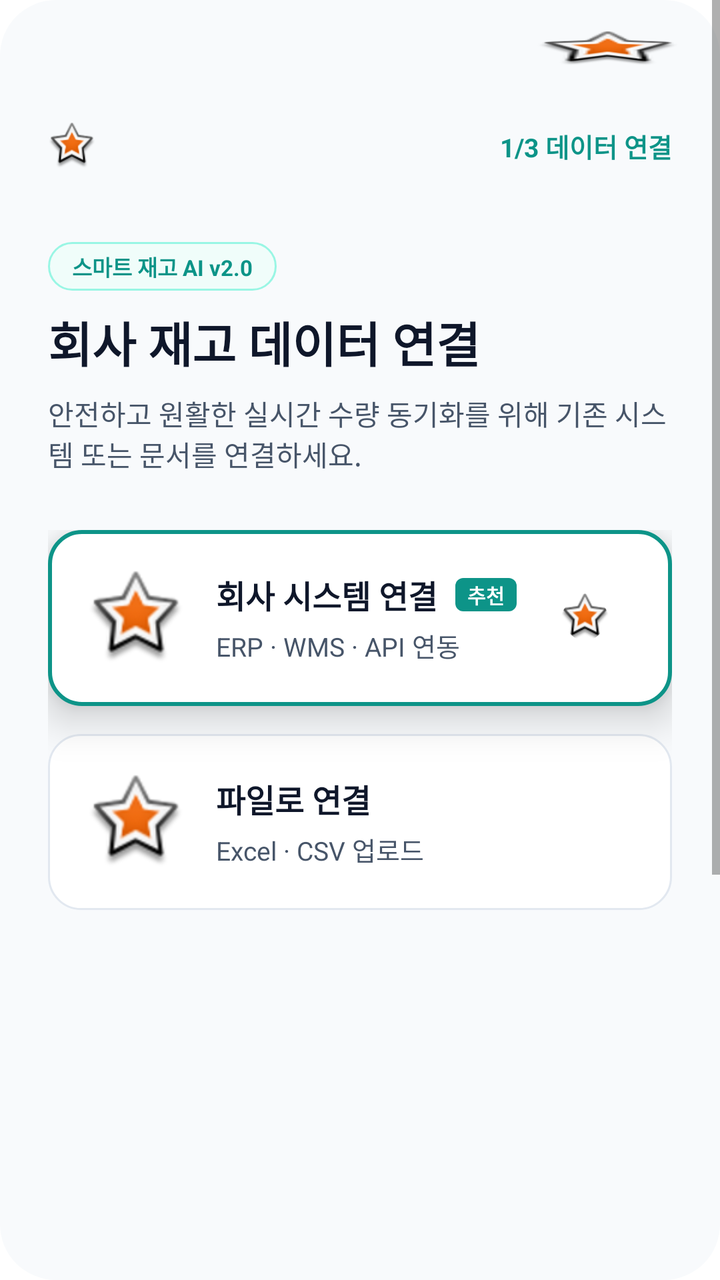
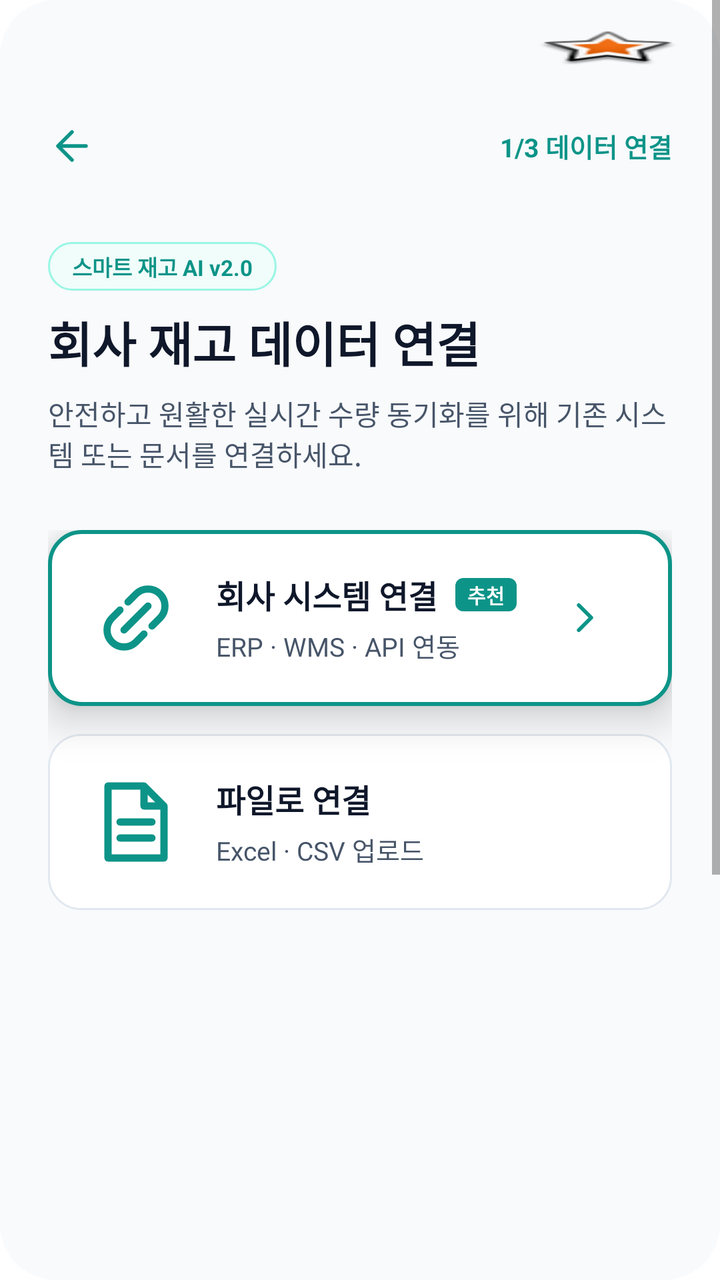

Before-and-after screenshots of an Android layout around one commit, followed by the original layout XML and the change that was made.
<!-- AndroidManifest.xml: application theme Theme.MaterialComponents.DayNight.NoActionBar -->
<!-- res/layout/activity_data_connection_select2.xml -->
<LinearLayout 
	xmlns:android="http://schemas.android.com/apk/res/android"
	xmlns:tools="http://schemas.android.com/tools"
	xmlns:app="http://schemas.android.com/apk/res-auto"
	android:background="#FFFFFF"
	android:orientation="vertical"
	android:layout_width="match_parent"
	android:layout_height="match_parent">
	<ScrollView 
		android:id="@+id/r5zo5mlavfx5"
		android:layout_width="match_parent"
		android:layout_height="wrap_content"
		android:layout_weight="1"
		android:background="@drawable/cr28bf8fafc">
		<LinearLayout
			android:layout_width="match_parent"
			android:layout_height="match_parent"
			android:orientation="vertical">
			<LinearLayout
				android:id="@+id/rz2tk5v09epe"
				android:layout_width="match_parent"
				android:layout_height="wrap_content"
				android:layout_marginBottom="24dp"
				android:orientation="vertical">
				<LinearLayout
					android:id="@+id/rq8p4ko7kayb"
					android:layout_width="match_parent"
					android:layout_height="wrap_content"
					android:gravity="center_vertical"
					android:paddingVertical="15dp"
					android:paddingHorizontal="20dp"
					android:orientation="horizontal">
					<TextView
						android:id="@+id/rupk9r3rivqd"
						android:textColor="#0F172A"
						android:textSize="14sp"
						android:textStyle="bold"
						android:layout_height="wrap_content"
						android:layout_width="wrap_content"
						android:text=""
					/>
					<View
						android:layout_width="0dp"
						android:layout_height="0dp"
						android:layout_weight="1"
					 />
					<ImageView
						android:id="@+id/roqjl3fijkkk"
						android:layout_width="72dp"
						android:layout_height="18dp"
						android:src="@android:drawable/star_big_on"
						android:scaleType="fitXY"
					/>
				</LinearLayout>
				<LinearLayout
					android:id="@+id/rku8kc8jmzih"
					android:layout_width="match_parent"
					android:layout_height="wrap_content"
					android:gravity="center_vertical"
					android:paddingVertical="12dp"
					android:paddingHorizontal="24dp"
					android:orientation="horizontal">
					<ImageView
						android:id="@+id/r9ewee5t9u94"
						android:layout_width="24dp"
						android:layout_height="24dp"
						android:src="@android:drawable/star_big_on"
						android:scaleType="fitXY"
					/>
					<View
						android:layout_width="0dp"
						android:layout_height="0dp"
						android:layout_weight="1"
					 />
					<TextView
						android:id="@+id/rfgxqmvcabv5"
						android:textColor="#0D9488"
						android:textSize="13sp"
						android:textStyle="bold"
						android:layout_height="wrap_content"
						android:layout_width="wrap_content"
						android:text="1/3 데이터 연결"
					/>
				</LinearLayout>
			</LinearLayout>
			<LinearLayout
				android:id="@+id/rfy957gkaj4o"
				android:layout_width="match_parent"
				android:layout_height="wrap_content"
				android:layout_marginBottom="28dp"
				android:layout_marginHorizontal="24dp"
				android:orientation="vertical">
				<LinearLayout
					android:id="@+id/rprsxvofi0e"
					android:layout_width="wrap_content"
					android:layout_height="wrap_content"
					android:background="@drawable/s99f6e4sw1cr100bf0fdfa"
					android:paddingVertical="4dp"
					android:paddingHorizontal="12dp"
					android:layout_marginBottom="8dp"
					android:orientation="vertical">
					<TextView
						android:id="@+id/ruxc1m6ctex"
						android:textColor="#0D9488"
						android:textSize="11sp"
						android:textStyle="bold"
						android:layout_height="wrap_content"
						android:layout_width="wrap_content"
						android:text="스마트 재고 AI v2.0"
					/>
				</LinearLayout>
				<TextView
					android:id="@+id/r15g4gpfrooc"
					android:textColor="#0F172A"
					android:textSize="24sp"
					android:textStyle="bold"
					android:layout_marginBottom="8dp"
					android:layout_height="wrap_content"
					android:layout_width="wrap_content"
					android:text="회사 재고 데이터 연결"
				/>
				<TextView
					android:id="@+id/r8g5crq6y6xv"
					android:textColor="#475569"
					android:textSize="14sp"
					android:layout_height="wrap_content"
					android:layout_width="match_parent"
					android:layout_weight="1"
					android:text="안전하고 원활한 실시간 수량 동기화를 위해 기존 시스템 또는 문서를 연결하세요."
				/>
			</LinearLayout>
			<LinearLayout
				android:id="@+id/rw2ju03ac1jo"
				android:layout_width="match_parent"
				android:layout_height="wrap_content"
				android:layout_marginBottom="432dp"
				android:layout_marginHorizontal="24dp"
				android:orientation="vertical">
				<LinearLayout
					android:id="@+id/rv4ceudrmhrc"
					android:layout_width="match_parent"
					android:layout_height="wrap_content"
					android:gravity="center_vertical"
					android:background="@drawable/s0d9488sw2cr16bffffff"
					android:padding="20dp"
					android:layout_marginBottom="14dp"
					android:elevation="12dp"
					android:orientation="horizontal">
					<com.google.android.material.imageview.ShapeableImageView
						android:id="@+id/rieqsaqrbz4b"
						app:shapeAppearanceOverlay="@style/cr12"
						android:layout_width="48dp"
						android:layout_height="48dp"
						android:layout_marginEnd="16dp"
						android:src="@android:drawable/star_big_on"
						android:scaleType="fitXY"
					/>
					<LinearLayout
						android:id="@+id/rt10gmzxf5s8"
						android:layout_width="0dp"
						android:layout_height="wrap_content"
						android:layout_weight="1"
						android:gravity="center_vertical"
						android:orientation="horizontal">
						<LinearLayout
							android:id="@+id/r0mudn6sjavzf"
							android:layout_width="wrap_content"
							android:layout_height="wrap_content"
							android:orientation="vertical">
							<LinearLayout
								android:id="@+id/rojr8zm1lcr"
								android:layout_width="wrap_content"
								android:layout_height="wrap_content"
								android:gravity="center_vertical"
								android:layout_marginBottom="4dp"
								android:orientation="horizontal">
								<TextView
									android:id="@+id/rz56hvb8uvga"
									android:textColor="#0F172A"
									android:textSize="16sp"
									android:textStyle="bold"
									android:layout_marginEnd="9dp"
									android:layout_height="wrap_content"
									android:layout_width="wrap_content"
									android:text="회사 시스템 연결"
								/>
								<LinearLayout
									android:id="@+id/ri68d4eq1oto"
									android:layout_width="wrap_content"
									android:layout_height="wrap_content"
									android:background="@drawable/cr4b0d9488"
									android:paddingVertical="1dp"
									android:paddingHorizontal="6dp"
									android:orientation="vertical">
									<TextView
										android:id="@+id/rx968lvt76ma"
										android:textColor="#FFFFFF"
										android:textSize="10sp"
										android:textStyle="bold"
										android:layout_height="wrap_content"
										android:layout_width="wrap_content"
										android:text="추천"
									/>
								</LinearLayout>
							</LinearLayout>
							<TextView
								android:id="@+id/rtsfmyfv2ued"
								android:textColor="#475569"
								android:textSize="13sp"
								android:layout_marginEnd="24dp"
								android:layout_height="wrap_content"
								android:layout_width="wrap_content"
								android:text="ERP · WMS · API 연동"
							/>
						</LinearLayout>
						<View
							android:layout_width="0dp"
							android:layout_height="0dp"
							android:layout_weight="1"
						 />
						<com.google.android.material.imageview.ShapeableImageView
							android:id="@+id/ro0aoom1vzw"
							app:shapeAppearanceOverlay="@style/cr16"
							android:layout_width="25dp"
							android:layout_height="25dp"
							android:layout_marginEnd="11dp"
							android:src="@android:drawable/star_big_on"
							android:scaleType="fitXY"
						/>
					</LinearLayout>
				</LinearLayout>
				<LinearLayout
					android:id="@+id/rnqaupxu0dg"
					android:layout_width="match_parent"
					android:layout_height="wrap_content"
					android:gravity="center_vertical"
					android:background="@drawable/se2e8f0sw1cr16bffffff"
					android:padding="20dp"
					android:orientation="horizontal">
					<com.google.android.material.imageview.ShapeableImageView
						android:id="@+id/rqgdcnmkk73"
						app:shapeAppearanceOverlay="@style/cr12"
						android:layout_width="48dp"
						android:layout_height="48dp"
						android:layout_marginEnd="16dp"
						android:src="@android:drawable/star_big_on"
						android:scaleType="fitXY"
					/>
					<LinearLayout
						android:id="@+id/r6ilgd08vm5v"
						android:layout_width="0dp"
						android:layout_height="wrap_content"
						android:layout_weight="1"
						android:orientation="vertical">
						<TextView
							android:id="@+id/r5sknmhlnh3l"
							android:textColor="#0F172A"
							android:textSize="16sp"
							android:textStyle="bold"
							android:layout_marginBottom="4dp"
							android:layout_height="wrap_content"
							android:layout_width="wrap_content"
							android:text="파일로 연결"
						/>
						<TextView
							android:id="@+id/rs2y3a3lehsd"
							android:textColor="#475569"
							android:textSize="13sp"
							android:layout_height="wrap_content"
							android:layout_width="wrap_content"
							android:text="Excel · CSV 업로드"
						/>
					</LinearLayout>
				</LinearLayout>
			</LinearLayout>
			<LinearLayout
				android:id="@+id/rws2eahq6tv"
				android:layout_width="match_parent"
				android:layout_height="wrap_content"
				android:gravity="center_horizontal"
				android:paddingBottom="32dp"
				android:orientation="vertical">
				<TextView
					android:id="@+id/rf6v5codim2"
					android:textColor="#94A3B8"
					android:textSize="12sp"
					android:layout_height="wrap_content"
					android:layout_width="wrap_content"
					android:text="이미 연결을 완료한 경우 다음 로그인부터 이 과정은 생략됩니다."
				/>
			</LinearLayout>
		</LinearLayout>
	</ScrollView>
</LinearLayout>
<!-- resources referenced by this layout -->
<resources>
  <!-- drawable cr28bf8fafc (drawable) -->
  <?xml version="1.0" encoding="UTF-8"?>
  <shape
  	xmlns:android="http://schemas.android.com/apk/res/android">
  	<solid
  		android:color="#F8FAFC"
  	/>
  	<corners
  		android:radius="28dp"
  	/>      
  </shape>
  <!-- drawable cr4b0d9488 (drawable) -->
  <?xml version="1.0" encoding="UTF-8"?>
  <shape
  	xmlns:android="http://schemas.android.com/apk/res/android">
  	<solid
  		android:color="#0D9488"
  	/>
  	<corners
  		android:radius="4dp"
  	/>      
  </shape>
  <!-- drawable s0d9488sw2cr16bffffff (drawable) -->
  <?xml version="1.0" encoding="UTF-8"?>
  <shape
  	xmlns:android="http://schemas.android.com/apk/res/android">
  	<solid
  		android:color="#FFFFFF"
  	/>
  	<stroke
  		android:color="#0D9488"
  		android:width="2dp"
  	/>       
  	<corners
  		android:radius="16dp"
  	/>      
  </shape>
  <!-- drawable s99f6e4sw1cr100bf0fdfa (drawable) -->
  <?xml version="1.0" encoding="UTF-8"?>
  <shape
  	xmlns:android="http://schemas.android.com/apk/res/android">
  	<solid
  		android:color="#F0FDFA"
  	/>
  	<stroke
  		android:color="#99F6E4"
  		android:width="1dp"
  	/>       
  	<corners
  		android:radius="100dp"
  	/>      
  </shape>
  <!-- drawable se2e8f0sw1cr16bffffff (drawable) -->
  <?xml version="1.0" encoding="UTF-8"?>
  <shape
  	xmlns:android="http://schemas.android.com/apk/res/android">
  	<solid
  		android:color="#FFFFFF"
  	/>
  	<stroke
  		android:color="#E2E8F0"
  		android:width="1dp"
  	/>       
  	<corners
  		android:radius="16dp"
  	/>      
  </shape>
  <style name="cr12">
  		<item name="cornerSize">12dp</item>
  	</style>
  <style name="cr16">
  		<item name="cornerSize">16dp</item>
  	</style>
</resources>

<!-- the commit's change to res/layout/activity_data_connection_select2.xml (unified diff, before → after) -->
@@ -64,8 +64,8 @@
 						android:id="@+id/r9ewee5t9u94"
 						android:layout_width="24dp"
 						android:layout_height="24dp"
-						android:src="@android:drawable/star_big_on"
-						android:scaleType="fitXY"
+						android:src="@drawable/ic_inven_back"
+						android:scaleType="fitCenter"
 					/>
 					<View
 						android:layout_width="0dp"
@@ -152,8 +152,8 @@
 						android:layout_width="48dp"
 						android:layout_height="48dp"
 						android:layout_marginEnd="16dp"
-						android:src="@android:drawable/star_big_on"
-						android:scaleType="fitXY"
+						android:src="@drawable/ic_inven_link"
+						android:scaleType="fitCenter"
 					/>
 					<LinearLayout
 						android:id="@+id/rt10gmzxf5s8"
@@ -224,8 +224,8 @@
 							android:layout_width="25dp"
 							android:layout_height="25dp"
 							android:layout_marginEnd="11dp"
-							android:src="@android:drawable/star_big_on"
-							android:scaleType="fitXY"
+							android:src="@drawable/ic_inven_chevron_right"
+							android:scaleType="fitCenter"
 						/>
 					</LinearLayout>
 				</LinearLayout>
@@ -243,8 +243,8 @@
 						android:layout_width="48dp"
 						android:layout_height="48dp"
 						android:layout_marginEnd="16dp"
-						android:src="@android:drawable/star_big_on"
-						android:scaleType="fitXY"
+						android:src="@drawable/ic_inven_file"
+						android:scaleType="fitCenter"
 					/>
 					<LinearLayout
 						android:id="@+id/r6ilgd08vm5v"
<!-- resource entries referenced after the edit -->
@@ -22,6 +22,38 @@
   		android:radius="4dp"
   	/>      
   </shape>
+  <!-- drawable ic_inven_back (drawable) -->
+  <vector xmlns:android="http://schemas.android.com/apk/res/android"
+      android:width="24dp" android:height="24dp"
+      android:viewportWidth="24" android:viewportHeight="24">
+      <path android:fillColor="#00000000" android:strokeColor="#0D9488"
+          android:strokeWidth="1.8" android:strokeLineCap="round" android:strokeLineJoin="round"
+          android:pathData="M19,12 H5 M12,5 L5,12 L12,19" />
+  </vector>
+  <!-- drawable ic_inven_chevron_right (drawable) -->
+  <vector xmlns:android="http://schemas.android.com/apk/res/android"
+      android:width="24dp" android:height="24dp"
+      android:viewportWidth="24" android:viewportHeight="24">
+      <path android:fillColor="#00000000" android:strokeColor="#0D9488"
+          android:strokeWidth="1.8" android:strokeLineCap="round" android:strokeLineJoin="round"
+          android:pathData="M9,6 L15,12 L9,18" />
+  </vector>
+  <!-- drawable ic_inven_file (drawable) -->
+  <vector xmlns:android="http://schemas.android.com/apk/res/android"
+      android:width="24dp" android:height="24dp"
+      android:viewportWidth="24" android:viewportHeight="24">
+      <path android:fillColor="#00000000" android:strokeColor="#0D9488"
+          android:strokeWidth="1.8" android:strokeLineCap="round" android:strokeLineJoin="round"
+          android:pathData="M5,3 H14 L19,8 V21 H5 Z M14,3 V8 H19 M8,12 H16 M8,16 H16" />
+  </vector>
+  <!-- drawable ic_inven_link (drawable) -->
+  <vector xmlns:android="http://schemas.android.com/apk/res/android"
+      android:width="24dp" android:height="24dp"
+      android:viewportWidth="24" android:viewportHeight="24">
+      <path android:fillColor="#00000000" android:strokeColor="#0D9488"
+          android:strokeWidth="1.8" android:strokeLineCap="round" android:strokeLineJoin="round"
+          android:pathData="M10,8 L12,6 A4,4 0 0,1 18,12 L16,14 M8,10 L6,12 A4,4 0 0,0 12,18 L14,16 M9,15 L15,9" />
+  </vector>
   <!-- drawable s0d9488sw2cr16bffffff (drawable) -->
   <?xml version="1.0" encoding="UTF-8"?>
   <shape
